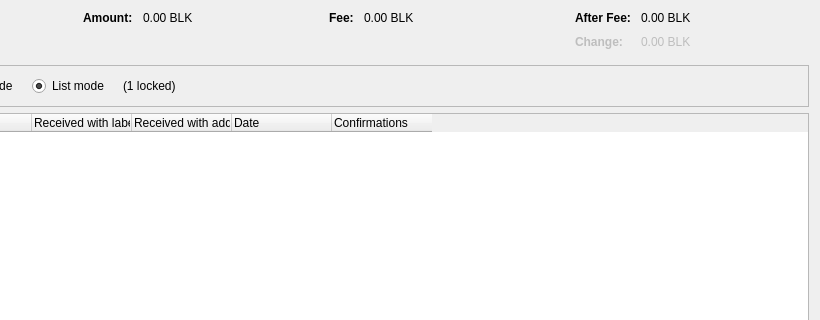
This is codexacoin-core/src/qt/forms/coincontroldialog.ui in fakharnaqvi5313/codexacoin as Qt 5 draws it before an edit; both pictures show x 180 to 1000 and y 0 to 320 of the 1000 by 500 pixel window. The edited form follows.
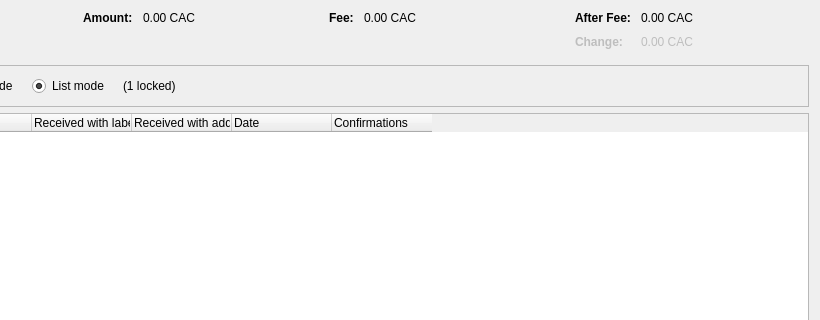
This is the edited form. Custom widgets are drawn as their Qt base class.

```diff
--- a/codexacoin-core/src/qt/forms/coincontroldialog.ui
+++ b/codexacoin-core/src/qt/forms/coincontroldialog.ui
@@ -135,7 +135,7 @@
           <enum>Qt::ActionsContextMenu</enum>
          </property>
          <property name="text">
-          <string notr="true">0.00 BLK</string>
+          <string notr="true">0.00 CAC</string>
          </property>
          <property name="textInteractionFlags">
           <set>Qt::LinksAccessibleByMouse|Qt::TextSelectableByKeyboard|Qt::TextSelectableByMouse</set>
@@ -180,7 +180,7 @@
           <enum>Qt::ActionsContextMenu</enum>
          </property>
          <property name="text">
-          <string notr="true">0.00 BLK</string>
+          <string notr="true">0.00 CAC</string>
          </property>
          <property name="textInteractionFlags">
           <set>Qt::LinksAccessibleByMouse|Qt::TextSelectableByKeyboard|Qt::TextSelectableByMouse</set>
@@ -228,7 +228,7 @@
           <enum>Qt::ActionsContextMenu</enum>
          </property>
          <property name="text">
-          <string notr="true">0.00 BLK</string>
+          <string notr="true">0.00 CAC</string>
          </property>
          <property name="textInteractionFlags">
           <set>Qt::LinksAccessibleByMouse|Qt::TextSelectableByKeyboard|Qt::TextSelectableByMouse</set>
@@ -263,7 +263,7 @@
           <enum>Qt::ActionsContextMenu</enum>
          </property>
          <property name="text">
-          <string notr="true">0.00 BLK</string>
+          <string notr="true">0.00 CAC</string>
          </property>
          <property name="textInteractionFlags">
           <set>Qt::LinksAccessibleByMouse|Qt::TextSelectableByKeyboard|Qt::TextSelectableByMouse</set>
```
